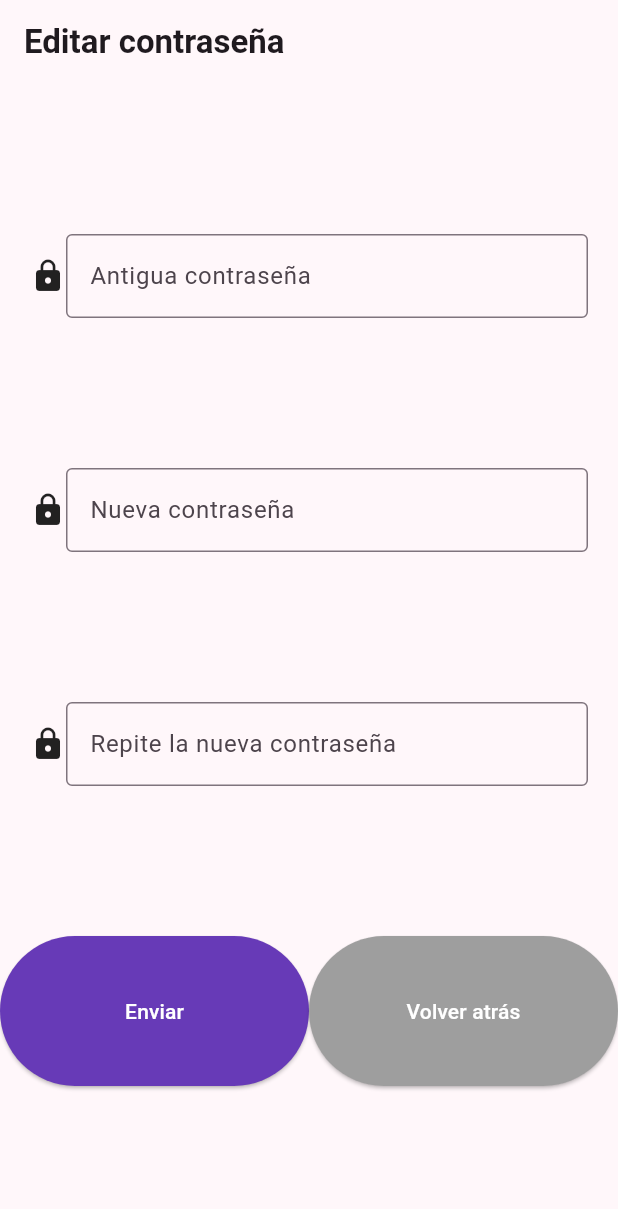
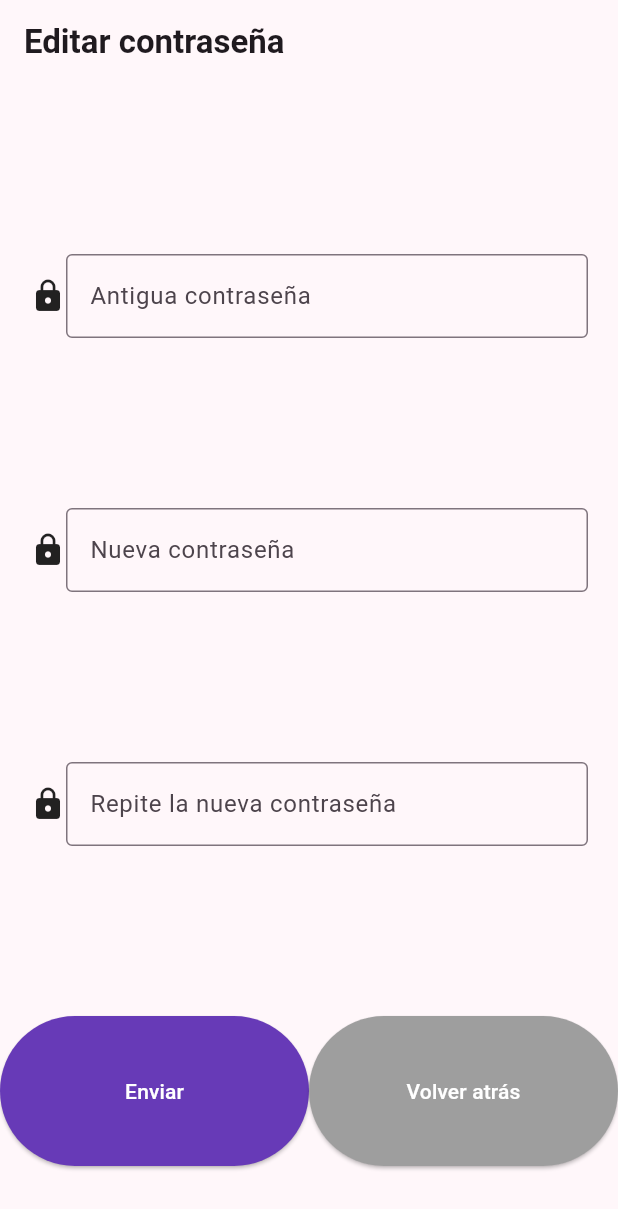
Before and after one commit to TsolidarioFG/2024-AGAELA-plataforma, a Flutter app: the EditPassword screen opened by its route, on a phone screen of 412 x 824 dp. Shown: the top 1209 px of the screen. Run offline on Flutter 3.47's test engine with Material 3 defaults, Android fonts, the phone set to English and light mode, and no system bars; our stand-ins replace get_it, go_router; accounts and stored records are empty; generated files the repository leaves out were written again; statements that could not run were skipped.

Commit message:
Adapted edit password screen to be scrolleable

```diff
--- a/agaela_app/lib/features/edit_password/screens/edit_password.dart
+++ b/agaela_app/lib/features/edit_password/screens/edit_password.dart
@@ -1,6 +1,7 @@
 import 'package:agaela_app/common_widgets/default_alert_dialog.dart';
 import 'package:agaela_app/common_widgets/default_icon_form_field.dart';
 import 'package:agaela_app/common_widgets/default_send_buttons.dart';
+import 'package:agaela_app/common_widgets/scrolleable_widget.dart';
 import 'package:agaela_app/common_widgets/text_appbar.dart';
 import 'package:agaela_app/features/edit_password/services/edit_password_service.dart';
 import 'package:agaela_app/locators.dart';
@@ -18,6 +19,8 @@ class EditPassword extends StatefulWidget {
 }
 
 class _EditPasswordState extends State<EditPassword> {
+  final double height = 20.0;
+
   final EditPasswordService _editPasswordService =
       locator<EditPasswordService>();
 
@@ -55,9 +58,13 @@ class _EditPasswordState extends State<EditPassword> {
         body: Form(
             key: _editPasswordFormKey,
             autovalidateMode: AutovalidateMode.onUserInteraction,
+            child: ScrolleableWidget(
               child: Column(
                 mainAxisAlignment: MainAxisAlignment.spaceEvenly,
                 children: <Widget>[
+                  SizedBox(
+                    height: height,
+                  ),
                   DefaultIconFormField(
                       controller: _oldPasswordController,
                       icon: const Icon(Icons.lock),
@@ -66,18 +73,23 @@ class _EditPasswordState extends State<EditPassword> {
                       sensitiveInformation: true,
                       validator: (String? newPassword) {
                         return !newPassword!.isValidPassword
-                        ? AppLocalizations.of(context)!.errorPasswordNotValid
+                            ? AppLocalizations.of(context)!
+                                .errorPasswordNotValid
                             : null;
                       }),
+                  SizedBox(
+                    height: height,
+                  ),
                   DefaultIconFormField(
                     controller: _newPasswordController,
                     icon: const Icon(Icons.lock),
-                text:
-                    AppLocalizations.of(context)!.editPasswordNewPasswordField,
+                    text: AppLocalizations.of(context)!
+                        .editPasswordNewPasswordField,
                     sensitiveInformation: true,
                     validator: (String? newPassword) {
                       if (!newPassword!.isValidPassword) {
-                    return AppLocalizations.of(context)!.errorPasswordNotValid;
+                        return AppLocalizations.of(context)!
+                            .errorPasswordNotValid;
                       }
                       if (newPassword == _oldPasswordController.text) {
                         return AppLocalizations.of(context)!
@@ -86,11 +98,14 @@ class _EditPasswordState extends State<EditPassword> {
                       return null;
                     },
                   ),
+                  SizedBox(
+                    height: height,
+                  ),
                   DefaultIconFormField(
                     controller: _repeatNewPasswordController,
                     icon: const Icon(Icons.lock),
-                text:
-                    AppLocalizations.of(context)!.editPasswordRepeatNewPassword,
+                    text: AppLocalizations.of(context)!
+                        .editPasswordRepeatNewPassword,
                     sensitiveInformation: true,
                     validator: (String? newPasswordRepeated) {
                       return newPasswordRepeated! != _newPasswordController.text
@@ -99,10 +114,13 @@ class _EditPasswordState extends State<EditPassword> {
                           : null;
                     },
                   ),
+                  SizedBox(
+                    height: height,
+                  ),
                   FutureBuilder(
                       future: _request,
-                  builder:
-                      (BuildContext context, AsyncSnapshot<void> snapshot) =>
+                      builder: (BuildContext context,
+                              AsyncSnapshot<void> snapshot) =>
                           snapshot.connectionState == ConnectionState.waiting
                               ? const CircularProgressIndicator()
                               : DefaultSendButtons(
@@ -114,6 +132,6 @@ class _EditPasswordState extends State<EditPassword> {
                                   backPage: () => GoRouter.of(context).pop())),
                 ],
               ),
-        ));
+            )));
   }
 }
```
Lines whose indentation alone changed are shown as unchanged.
